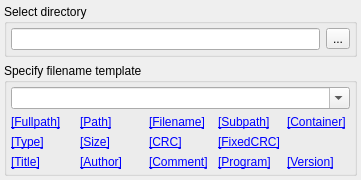
Above: apps/zxtune-qt/ui/conversion/filename_template.ui from vitamin-caig/zxtune before the change. Below: the same form after it.
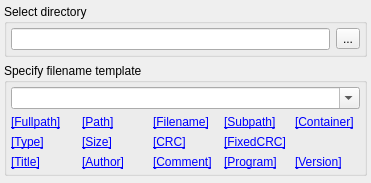
That is the form after the change.

```diff
--- a/apps/zxtune-qt/ui/conversion/filename_template.ui
+++ b/apps/zxtune-qt/ui/conversion/filename_template.ui
@@ -6,8 +6,8 @@
    <rect>
     <x>0</x>
     <y>0</y>
-    <width>361</width>
-    <height>168</height>
+    <width>371</width>
+    <height>183</height>
    </rect>
   </property>
   <property name="windowTitle">
@@ -315,6 +315,19 @@
      </layout>
     </widget>
    </item>
+   <item>
+    <spacer name="verticalSpacer">
+     <property name="orientation">
+      <enum>Qt::Vertical</enum>
+     </property>
+     <property name="sizeHint" stdset="0">
+      <size>
+       <width>20</width>
+       <height>40</height>
+      </size>
+     </property>
+    </spacer>
+   </item>
   </layout>
  </widget>
  <resources/>
```
Left out of the diff: 150 changed lines with no effect on the pictures.
